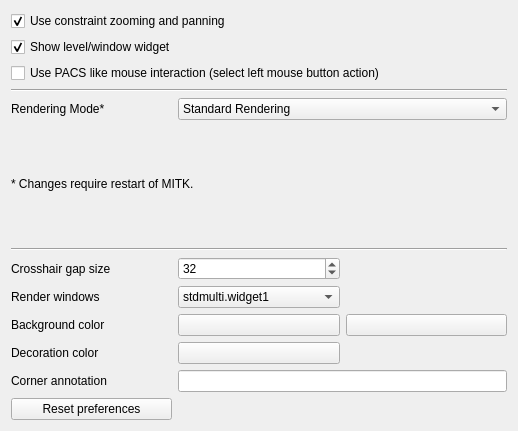
Qt form Plugins/org.mitk.gui.qt.stdmultiwidgeteditor/src/internal/QmitkStdMultiWidgetEditorPreferencePage.ui (MITK/MITK) before a commit.
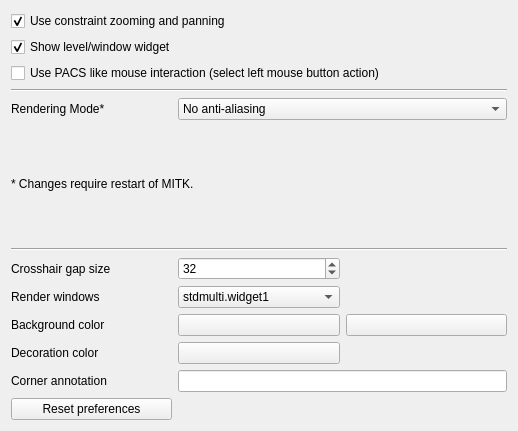
The same form after that commit.

The edit to the form file:
```diff
--- a/Plugins/org.mitk.gui.qt.stdmultiwidgeteditor/src/internal/QmitkStdMultiWidgetEditorPreferencePage.ui
+++ b/Plugins/org.mitk.gui.qt.stdmultiwidgeteditor/src/internal/QmitkStdMultiWidgetEditorPreferencePage.ui
@@ -59,7 +59,12 @@
     <widget class="QComboBox" name="m_RenderingMode">
      <item>
       <property name="text">
-       <string>Standard Rendering</string>
+       <string>No anti-aliasing</string>
+      </property>
+     </item>
+     <item>
+      <property name="text">
+       <string>Fast Approximate Anti-Aliasing (FXAA)</string>
       </property>
      </item>
     </widget>
```
